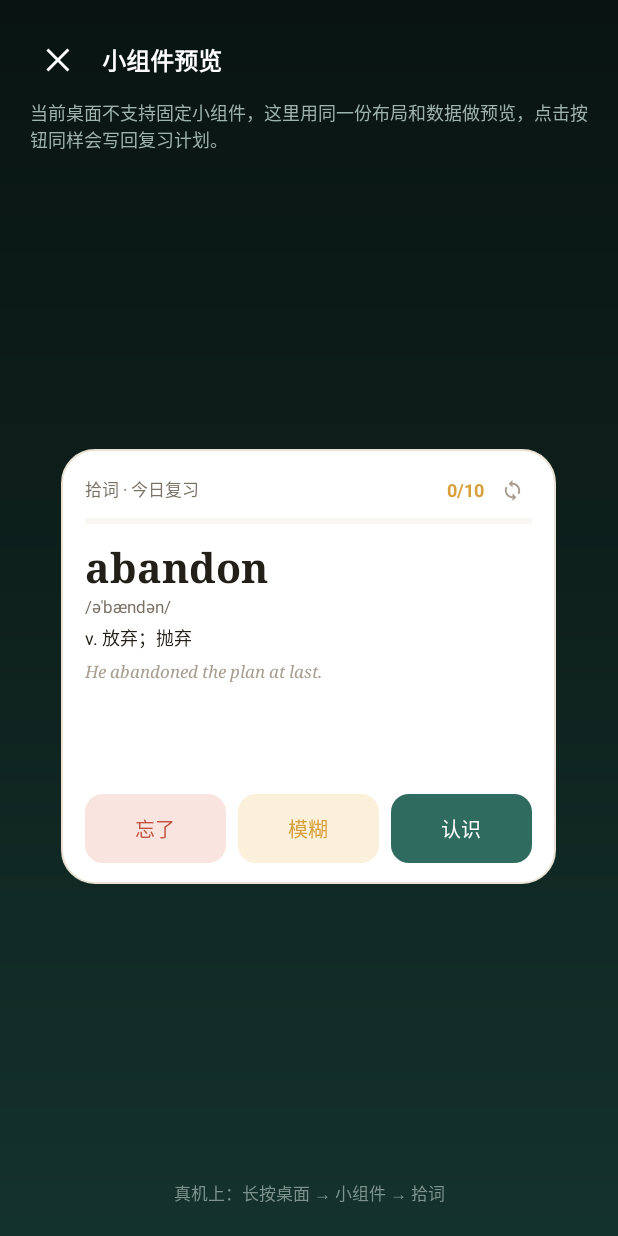
After one commit to lhy003x/shici, an Android app: the WidgetPreviewActivity screen opened directly, with no data from a screen before it, on a phone screen of 412 x 824 dp. The commit adds this screen. Run offline under Robolectric (Android 15) with nearby library versions, the phone set to English and light mode, and no system bars; our stand-ins replace Room's generated code.

Commit message:
feat: 拼写听写 + 小组件预览页（兼容无组件选择器的桌面），补充界面截图

```diff
--- a/app/src/main/AndroidManifest.xml
+++ b/app/src/main/AndroidManifest.xml
@@ -35,6 +35,12 @@
             android:theme="@style/Theme.Shici.Study"
             android:windowSoftInputMode="adjustResize" />
 
+        <activity
+            android:name=".ui.widget.WidgetPreviewActivity"
+            android:screenOrientation="portrait"
+            android:exported="false"
+            android:theme="@style/Theme.Shici.Preview" />
+
         <receiver
             android:name=".widget.WordWidgetProvider"
             android:exported="true">
--- a/app/src/main/java/com/shici/app/ui/home/HomeFragment.kt
+++ b/app/src/main/java/com/shici/app/ui/home/HomeFragment.kt
@@ -69,6 +69,9 @@ class HomeFragment : Fragment(R.layout.fragment_home) {
                 s.doneToday > 0 -> "继续学习（还剩 ${s.remaining} 词）"
                 else -> "开始今日学习"
             }
+            val pinSupported = Build.VERSION.SDK_INT >= Build.VERSION_CODES.O &&
+                AppWidgetManager.getInstance(requireContext()).isRequestPinAppWidgetSupported
+            b.btnAddWidget.text = if (pinSupported) "添加" else "预览"
             b.tvTip.text = if (s.totalWords > 0) {
                 "词库共 ${s.totalWords} 词 · 按艾宾浩斯间隔自动安排复习"
             } else {
@@ -104,6 +107,9 @@ class HomeFragment : Fragment(R.layout.fragment_home) {
                 return
             }
         }
-        android.widget.Toast.makeText(context, "请在桌面长按 → 小组件 → 拾词", android.widget.Toast.LENGTH_LONG).show()
+        // 部分模拟器 / 定制桌面没有组件选择器，用同一份布局做预览
+        startActivity(
+            Intent(context, com.shici.app.ui.widget.WidgetPreviewActivity::class.java)
+        )
     }
 }
--- /dev/null
+++ b/app/src/main/java/com/shici/app/ui/widget/WidgetPreviewActivity.kt
@@ -0,0 +1,105 @@
+package com.shici.app.ui.widget
+
+import android.os.Bundle
+import android.view.View
+import androidx.appcompat.app.AppCompatActivity
+import androidx.lifecycle.lifecycleScope
+import com.shici.app.App
+import com.shici.app.R
+import com.shici.app.data.WidgetProgress
+import com.shici.app.data.Word
+import com.shici.app.databinding.ActivityWidgetPreviewBinding
+import kotlinx.coroutines.launch
+
+/**
+ * 小组件预览页。
+ *
+ * 直接复用 @layout/widget_word —— 和桌面小组件是同一份布局，
+ * 三个按钮调用的是同一个仓储方法，所以这里看到的交互与真机桌面一致。
+ * 部分模拟器（如雷电的定制 Launcher3）没有组件选择器，用它来兜底演示。
+ */
+class WidgetPreviewActivity : AppCompatActivity() {
+
+    private lateinit var binding: ActivityWidgetPreviewBinding
+    private val repo by lazy { (application as App).repo }
+    private var current: Word? = null
+    private var busy = false
+
+    override fun onCreate(savedInstanceState: Bundle?) {
+        super.onCreate(savedInstanceState)
+        binding = ActivityWidgetPreviewBinding.inflate(layoutInflater)
+        setContentView(binding.root)
+
+        binding.btnClose.setOnClickListener { finish() }
+        binding.widgetCard.btnForgot.setOnClickListener { rate(0) }
+        binding.widgetCard.btnVague.setOnClickListener { rate(1) }
+        binding.widgetCard.btnKnow.setOnClickListener { rate(2) }
+        binding.widgetCard.btnRefresh.setOnClickListener { render() }
+        binding.widgetCard.widgetRoot.setOnClickListener { /* 预览页内不跳转 */ }
+
+        render()
+    }
+
+    private fun rate(rating: Int) {
+        val word = current ?: return
+        if (busy) return
+        busy = true
+        lifecycleScope.launch {
+            repo.rate(word, rating)
+            busy = false
+            fadeCard()
+            render()
+        }
+    }
+
+    private fun fadeCard() {
+        binding.widgetCard.root.alpha = 0.2f
+        binding.widgetCard.root.animate().alpha(1f).setDuration(220).start()
+    }
+
+    private fun render() {
+        lifecycleScope.launch {
+            val word = repo.widgetWord()
+            val progress = repo.widgetProgress()
+            current = word
+            bind(word, progress)
+        }
+    }
+
+    private fun bind(word: Word?, progress: WidgetProgress) {
+        val w = binding.widgetCard
+        if (word == null) {
+            w.tvWidgetWord.text = "今日任务完成 🌿"
+            w.tvWidgetPhonetic.text = "明天见"
+            w.tvWidgetMeaning.text = "打开拾词，看看今天的收获"
+            w.tvWidgetExample.text = ""
+            w.actions.visibility = View.GONE
+            w.tvWidgetProgress.text = "完成"
+            w.pbWidget.progress = 100
+            binding.tvHint.text = "已经把今天的词都拾完了"
+            return
+        }
+
+        w.actions.visibility = View.VISIBLE
+        w.tvWidgetWord.text = word.spelling
+        w.tvWidgetPhonetic.text = word.phonetic
+        w.tvWidgetMeaning.text = word.meaning
+        w.tvWidgetExample.text = word.example
+        w.tvWidgetProgress.text = "${progress.done}/${progress.total}"
+
+        val ratio = if (progress.total <= 0) 1f else {
+            (progress.done.toFloat() / progress.total).coerceIn(0f, 1f)
+        }
+        w.pbWidget.progress = (ratio * 100).toInt()
+        w.tvWidgetProgress.setTextColor(
+            getColor(
+                when {
+                    progress.overdue > 0 -> R.color.red
+                    progress.done >= progress.total -> R.color.green
+                    else -> R.color.amber
+                }
+            )
+        )
+        binding.tvHint.text = "真机上：长按桌面 → 小组件 → 拾词"
+    }
+}
--- /dev/null
+++ b/app/src/main/res/drawable/bg_wallpaper.xml
@@ -0,0 +1,8 @@
+<?xml version="1.0" encoding="utf-8"?>
+<shape xmlns:android="http://schemas.android.com/apk/res/android" android:shape="rectangle">
+    <gradient
+        android:angle="90"
+        android:startColor="#14322C"
+        android:centerColor="#0E211D"
+        android:endColor="#091412" />
+</shape>
--- /dev/null
+++ b/app/src/main/res/layout/activity_widget_preview.xml
@@ -0,0 +1,71 @@
+<?xml version="1.0" encoding="utf-8"?>
+<FrameLayout xmlns:android="http://schemas.android.com/apk/res/android"
+    android:layout_width="match_parent"
+    android:layout_height="match_parent"
+    android:background="@drawable/bg_wallpaper">
+
+    <LinearLayout
+        android:layout_width="match_parent"
+        android:layout_height="match_parent"
+        android:orientation="vertical"
+        android:padding="20dp">
+
+        <LinearLayout
+            android:layout_width="match_parent"
+            android:layout_height="wrap_content"
+            android:gravity="center_vertical"
+            android:orientation="horizontal">
+
+            <ImageButton
+                android:id="@+id/btnClose"
+                android:layout_width="40dp"
+                android:layout_height="40dp"
+                android:background="?attr/selectableItemBackgroundBorderless"
+                android:contentDescription="关闭"
+                android:src="@drawable/ic_close"
+                android:tint="@color/white" />
+
+            <TextView
+                android:layout_width="wrap_content"
+                android:layout_height="wrap_content"
+                android:layout_marginStart="8dp"
+                android:text="小组件预览"
+                android:textColor="@color/white"
+                android:textSize="16sp"
+                android:textStyle="bold" />
+        </LinearLayout>
+
+        <TextView
+            android:layout_width="match_parent"
+            android:layout_height="wrap_content"
+            android:layout_marginTop="6dp"
+            android:text="当前桌面不支持固定小组件，这里用同一份布局和数据做预览，点击按钮同样会写回复习计划。"
+            android:textColor="#9FB3AD"
+            android:textSize="12sp" />
+
+        <LinearLayout
+            android:layout_width="match_parent"
+            android:layout_height="0dp"
+            android:layout_weight="1"
+            android:gravity="center"
+            android:orientation="vertical">
+
+            <include
+                android:id="@+id/widgetCard"
+                layout="@layout/widget_word"
+                android:layout_width="330dp"
+                android:layout_height="290dp" />
+        </LinearLayout>
+
+        <TextView
+            android:id="@+id/tvHint"
+            android:layout_width="match_parent"
+            android:layout_height="wrap_content"
+            android:gravity="center"
+            android:text="真机上：长按桌面 → 小组件 → 拾词"
+            android:textColor="#7E938D"
+            android:textSize="11sp" />
+
+    </LinearLayout>
+
+</FrameLayout>
--- a/app/src/main/res/values/themes.xml
+++ b/app/src/main/res/values/themes.xml
@@ -25,6 +25,13 @@
         <item name="android:windowBackground">@color/paper</item>
     </style>
 
+    <style name="Theme.Shici.Preview" parent="Theme.Shici">
+        <item name="android:windowBackground">#0E211D</item>
+        <item name="android:statusBarColor">#0E211D</item>
+        <item name="android:windowLightStatusBar">false</item>
+        <item name="android:navigationBarColor">#091412</item>
+    </style>
+
     <style name="Widget.Shici.Button" parent="Widget.Material3.Button">
         <item name="cornerRadius">14dp</item>
         <item name="android:textAllCaps">false</item>
```
Also changed, not shown: 8 other files.
